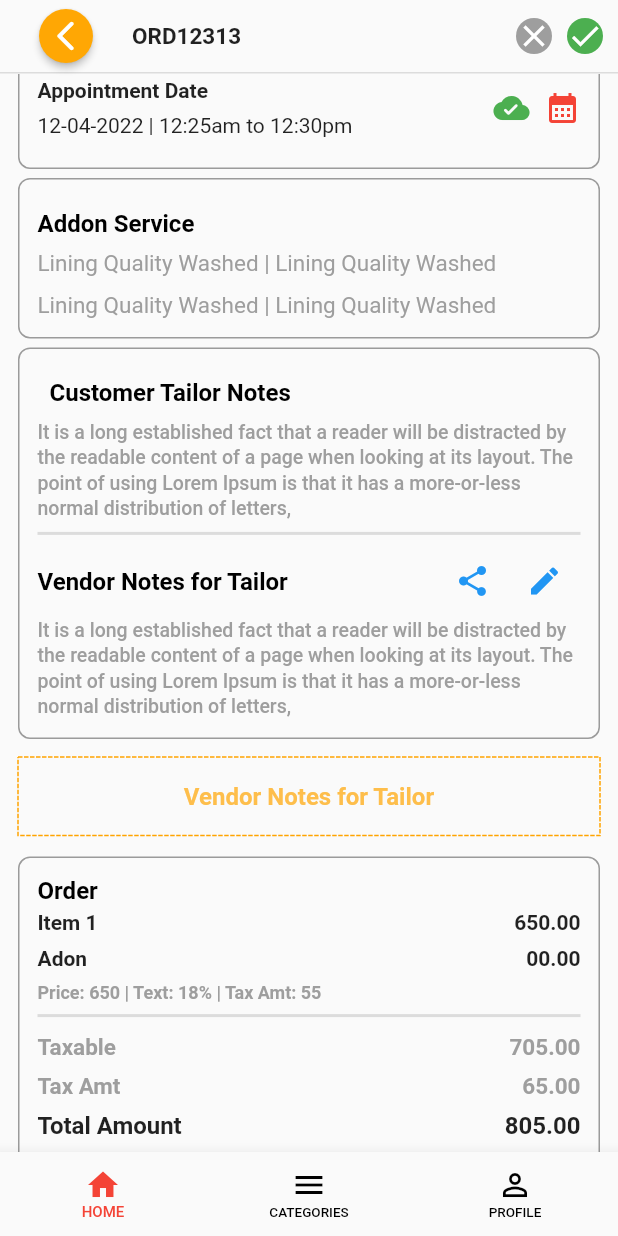
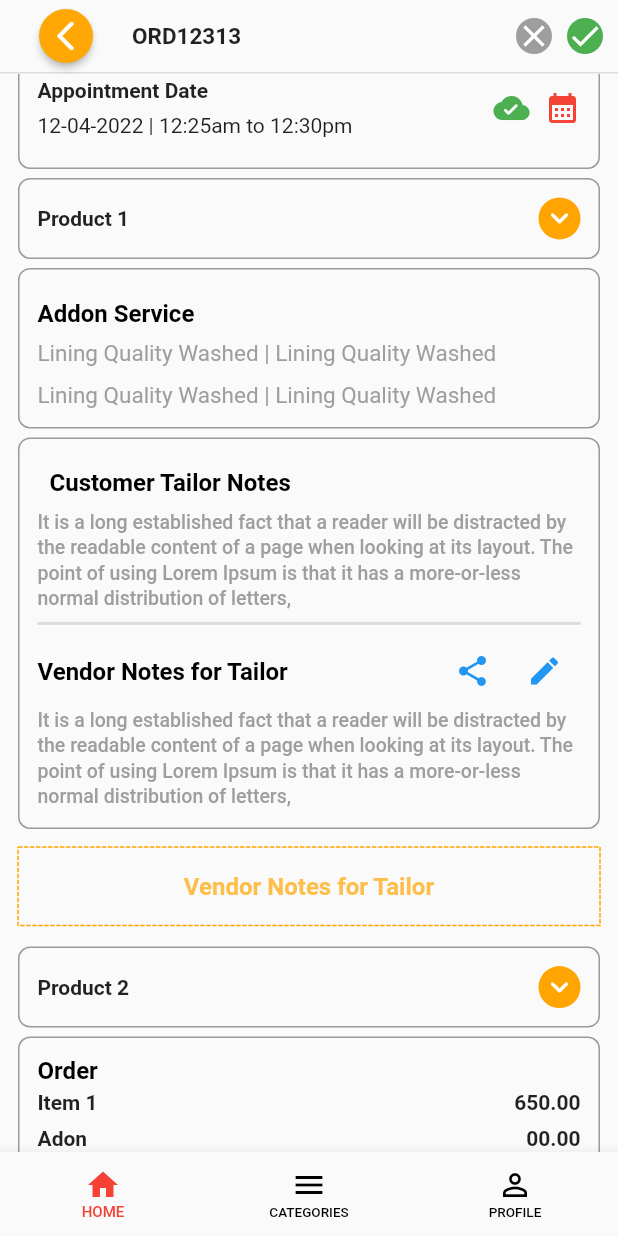
Before and after one commit to Alameen001/propluslogics_text, a Flutter app: the screen it shows after launch, scrolled down 576 dp, on a phone screen of 412 x 824 dp. Run offline on Flutter 3.47's test engine with Material 2 defaults, Android fonts, the phone set to English and light mode, and no system bars; drawn by our look-alikes of dotted_border; our stand-ins replace get, im_stepper; network calls fail.

Commit message:
Second commit

```diff
--- a/lib/main.dart
+++ b/lib/main.dart
@@ -1,5 +1,8 @@
 import 'package:flutter/material.dart';
+import 'package:propluslogics_text/provider/screens_provider.dart';
+import 'package:propluslogics_text/provider/togle_button.dart';
 import 'package:propluslogics_text/view/screen_main.dart';
+import 'package:provider/provider.dart';
 
 void main() {
   runApp(const MyApp());
@@ -11,14 +14,20 @@ class MyApp extends StatelessWidget {
   // This widget is the root of your application.
   @override
   Widget build(BuildContext context) {
-    return MaterialApp(
-      debugShowCheckedModeBanner: false,
-      title: 'Propluslogics Text',
-      theme: ThemeData(
+    return MultiProvider(
+      providers: [
+         ChangeNotifierProvider(create: (context) => TogleButtonprovider()),
+          ChangeNotifierProvider(create: (context) => ScreenSprovider()),
+      ],
+      child: MaterialApp(
+        debugShowCheckedModeBanner: false,
+        title: 'Propluslogics Text',
+        theme: ThemeData(
 
-        primarySwatch: Colors.blue,
+          primarySwatch: Colors.blue,
+        ),
+        home: ScreenManin(),
       ),
-      home: ScreenManin(),
     );
   }
 }
--- /dev/null
+++ b/lib/provider/screens_provider.dart
@@ -0,0 +1,49 @@
+import 'package:flutter/cupertino.dart';
+
+class ScreenSprovider extends ChangeNotifier {
+  bool isPicked = false;
+
+   bool isImgVisible = false;
+
+  bool isStitching = false;
+  bool isCompleted = false;
+  bool isTaken = false;
+  bool isDelivered = false;
+
+  changepickedUp(bool value) {
+    isPicked = value;
+    notifyListeners();
+  }
+
+   changePickup(bool value) {
+    isPicked = value;
+    notifyListeners();
+  }
+
+  changeStitching(bool value) {
+    isStitching = value;
+    notifyListeners();
+  }
+
+  changeCompleted(bool value) {
+    isCompleted = value;
+    notifyListeners();
+  }
+
+  changeTaken(bool value) {
+    isTaken = value;
+    notifyListeners();
+  }
+
+  changeDeliverd(bool value) {
+    isDelivered = value;
+    notifyListeners();
+  }
+
+    imgVisibility() {
+    isImgVisible = !isImgVisible;
+    notifyListeners();
+  }
+
+
+}
--- /dev/null
+++ b/lib/provider/togle_button.dart
@@ -0,0 +1,17 @@
+import 'package:flutter/cupertino.dart';
+
+class TogleButtonprovider extends ChangeNotifier {
+  bool isToggle = false;
+
+  bool isExpand = false;
+
+  switchToggle(bool isChange) {
+    isToggle = isChange;
+    notifyListeners();
+  }
+
+  orderStatusVisibility(bool value) {
+    isExpand = !isExpand;
+    notifyListeners();
+  }
+}
--- a/lib/view/Screen1/screen1.dart
+++ b/lib/view/Screen1/screen1.dart
@@ -1,5 +1,7 @@
 import 'package:flutter/cupertino.dart';
 import 'package:flutter/material.dart';
+import 'package:propluslogics_text/provider/screens_provider.dart';
+import 'package:propluslogics_text/view/Screen1/widgets/Product_image.dart';
 
 import 'package:propluslogics_text/view/Screen1/widgets/appbar.dart';
 import 'package:propluslogics_text/view/Screen1/widgets/custom_text.dart';
@@ -7,6 +9,7 @@ import 'package:propluslogics_text/view/Screen1/widgets/dotted_border.dart';
 import 'package:propluslogics_text/view/Screen1/widgets/order_card.dart';
 import 'package:propluslogics_text/view/Screen1/widgets/order_time.dart';
 import 'package:propluslogics_text/view/Screen1/widgets/profile.dart';
+import 'package:provider/provider.dart';
 
 class Screen1 extends StatelessWidget {
   const Screen1({Key? key}) : super(key: key);
@@ -169,6 +172,17 @@ class Screen1 extends StatelessWidget {
                   )
                 ],
               ),
+               Consumer<ScreenSprovider>(builder: (context, newValue, chhild) {
+                return ProductImage(
+                  productNum: "Product 1",
+                  isVisible: newValue.isImgVisible,
+                  onTap: () =>
+                      Provider.of<ScreenSprovider>(context, listen: false)
+                          .imgVisibility(),
+                );
+              }),
+
+
               OrderCard(
                 Details: const [
                   Padding(
@@ -260,6 +274,16 @@ class Screen1 extends StatelessWidget {
               const DottedText(text: 'Vendor Notes for Tailor'),
               // --------------------
 
+              Consumer<ScreenSprovider>(builder: (context, newValue, chhild) {
+                return ProductImage(
+                  productNum: "Product 2",
+                  isVisible: newValue.isImgVisible,
+                  onTap: () =>
+                      Provider.of<ScreenSprovider>(context, listen: false)
+                          .imgVisibility(),
+                );
+              }),
+
               OrderCard(
                 Details: const [
                   Text(
--- /dev/null
+++ b/lib/view/Screen1/widgets/Product_image.dart
@@ -0,0 +1,89 @@
+
+
+import 'package:flutter/material.dart';
+import 'package:propluslogics_text/view/Screen1/widgets/order_card.dart';
+import 'package:propluslogics_text/view/Screen1/widgets/order_iconButton.dart';
+import 'package:propluslogics_text/view/Screen2/widget/custom_button.dart';
+
+class ProductImage extends StatelessWidget {
+  const ProductImage(
+      {Key? key,
+      this.isVisible = false,
+      this.onTap,
+      this.productNum = ''})
+      : super(key: key);
+  final bool isVisible;
+  final String productNum;
+  final Function()? onTap;
+  @override
+  Widget build(BuildContext context) {
+    return OrderCard(
+      padding: EdgeInsets.zero,
+      Details: [
+        Padding(
+          padding: const EdgeInsets.symmetric(
+              vertical:12, horizontal: 12),
+          child: Row(
+            mainAxisAlignment: MainAxisAlignment.spaceBetween,
+            children: [
+           Text(productNum,style: TextStyle(fontWeight: FontWeight.bold),),
+
+              orderIconButton(
+                color: Color(0xffffa400) ,
+                icon: isVisible
+                    ? Icons.keyboard_arrow_up_rounded
+                    : Icons.keyboard_arrow_down_rounded,
+                onTap: onTap,
+                size: 14,
+              )
+            ],
+          ),
+        ),
+        Visibility(
+          visible: isVisible,
+          child: Column(
+            crossAxisAlignment: CrossAxisAlignment.start,
+            children: [
+              const Divider(
+                thickness: 2.1,
+                color: Colors.black38,
+              ),
+              const Padding(
+                padding: EdgeInsets.symmetric(horizontal: 12),
+                child: Text(
+                  'Material Image',
+                  style: TextStyle(fontWeight: FontWeight.bold),
+                ),
+              ),
+              Padding(
+                padding: const EdgeInsets.symmetric(horizontal: 12),
+                child: LimitedBox(
+                  maxHeight: MediaQuery.of(context).size.height / 8,
+                  child: ListView.separated(
+                    separatorBuilder: (context, index) => const SizedBox(
+                      width: 10,
+                    ),
+                    scrollDirection: Axis.horizontal,
+                    itemCount: 2,
+                    itemBuilder: (BuildContext context, index) {
+                      return Container(
+                        margin: const EdgeInsets.symmetric(vertical: 10),
+                        width:  MediaQuery.of(context).size.width / 4.2,
+
+                        decoration: BoxDecoration(
+                            borderRadius: BorderRadius.circular(5),
+                            image:  DecorationImage(
+                                fit: BoxFit.cover,
+                                image: AssetImage("assets/place.jpeg"))),
+                      );
+                    },
+                  ),
+                ),
+              )
+            ],
+          ),
+        )
+      ],
+    );
+  }
+}
--- a/lib/view/Screen2/screen2.dart
+++ b/lib/view/Screen2/screen2.dart
@@ -30,9 +30,10 @@ class Screen2 extends StatelessWidget {
               children: [
                 ImageCarosel(),
                 Positioned(
-                  top: MediaQuery.of(context).size.height / 4.5,
+                  top: MediaQuery.of(context).size.height / 3.5,
+
                   child: SizedBox(
-                    width: MediaQuery.of(context).size.height,
+                    width: MediaQuery.of(context).size.width,
                     child: Row(
                       mainAxisAlignment: MainAxisAlignment.center,
                       children: indicators(imageS.length, 1),
--- a/pubspec.yaml
+++ b/pubspec.yaml
@@ -36,6 +36,8 @@ dependencies:
   cupertino_icons: ^1.0.2
   get: ^4.6.5
   dotted_border: ^2.0.0+2
+  im_stepper: ^1.0.1+1
+  provider: ^6.0.3
 
 dev_dependencies:
   flutter_test:
@@ -60,7 +62,8 @@ flutter:
   uses-material-design: true
 
   # To add assets to your application, add an assets section, like this:
-  # assets:
+  assets:
+    - assets/
   #   - images/a_dot_burr.jpeg
   #   - images/a_dot_ham.jpeg
 
```
Also changed, not shown: lib/view/Screen2/widget/ImageCarosel.dart (+4 -4 lines), lib/view/Screen3/screen3.dart (+24 -6 lines), lib/view/Screen3/widget/order_detail.dart (added, +37 -0 lines), lib/view/Screen3/widget/order_status_detail.dart (added, +180 -0 lines), lib/view/Screen3/widget/togle_button.dart (added, +79 -0 lines), assets/download (1).jpg (added), assets/download (2).jpg (added), assets/download (3).jpg (added), assets/place.jpeg (added), pubspec.lock.
